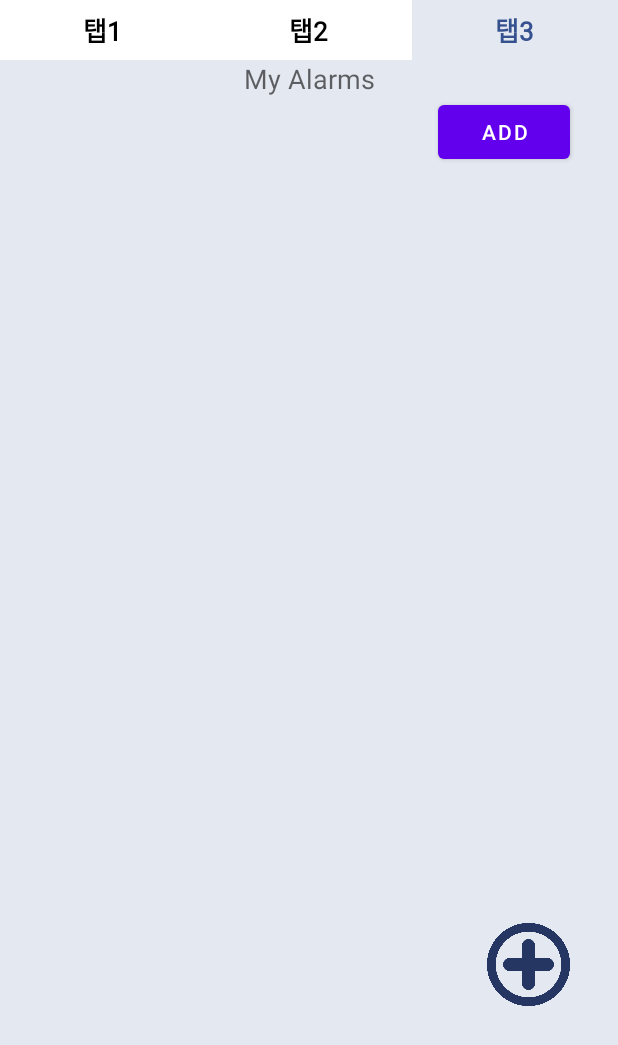
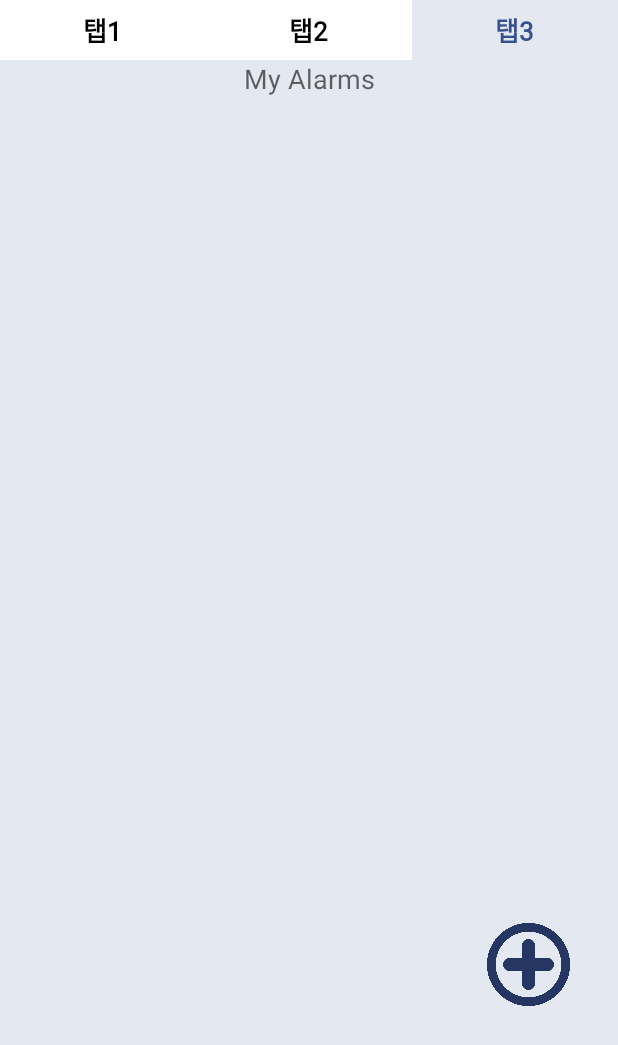
Before and after one commit to yjsohn/MadCamp1, an Android app: the screen it shows after launch (MainActivity), tab 3 chosen, on a phone screen of 412 x 824 dp. Shown: the top 1045 px of the screen. Run offline under Robolectric (Android 15) with nearby library versions, the light colour scheme and no system bars; libraries missing offline, so code that uses them is left out: com.gun0912.tedpermission; pictures from the network do not load; 2 statements that could not run were skipped.

Commit message:
Merge temp

```diff
--- a/app/src/main/res/layout/fragment3.xml
+++ b/app/src/main/res/layout/fragment3.xml
@@ -20,14 +20,4 @@
         app:defaultNavHost="true"
         app:navGraph="@navigation/nav_graph" />
 
-    <Button
-        android:id="@+id/btnAlarmAdd"
-        android:layout_width="wrap_content"
-        android:layout_height="wrap_content"
-        android:layout_marginTop="24dp"
-        android:layout_marginEnd="32dp"
-        android:text="Add"
-        android:onClick="mOnAlarmAdd"
-        app:layout_constraintEnd_toEndOf="parent"
-        app:layout_constraintTop_toTopOf="parent" />
 </androidx.constraintlayout.widget.ConstraintLayout>
```
Also changed, not shown: app/src/main/java/com/example/basicapplicationfunction/MainActivity.java (+1 -20 lines).
